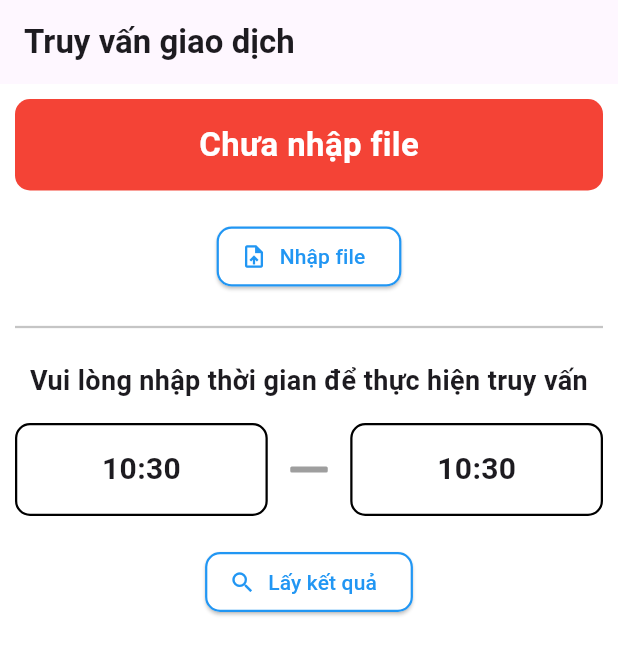
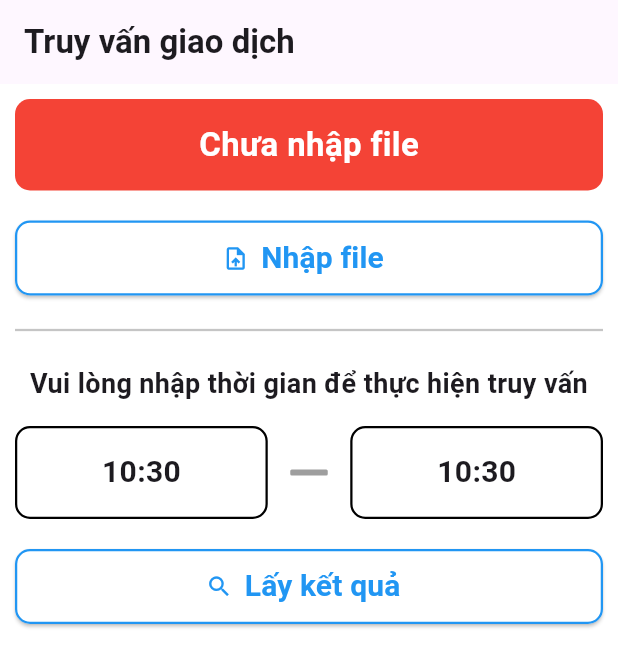
Before and after one commit to QuocManh2002/SHUB_Test, a Flutter app: the screen it shows after launch, on a phone screen of 412 x 824 dp. Shown: the top 667 px of the screen. Run offline on Flutter 3.47's test engine with Material 3 defaults, Android fonts, the phone set to English and light mode, and no system bars; our stand-ins replace awesome_dialog, bloc, equatable, file_picker, flutter_bloc, flutter_localization and 1 more; missing offline and left inert: excel, omni_datetime_picker.

Commit message:
update button task1

```diff
--- a/Task1/shub_test_task1/lib/ui/screen/main_screen.dart
+++ b/Task1/shub_test_task1/lib/ui/screen/main_screen.dart
@@ -67,7 +67,7 @@ class _MainScreenState extends State<MainScreen> {
                     icon: const Icon(Icons.upload_file),
                     label: BlocBuilder<MainBloc, MainState>(
                       builder: (context, state) => Text(
-                          state.file == null ? "Nhập file" : "Nhập lại file"),
+                          state.file == null ? "Nhập file" : "Nhập lại file", style: const TextStyle(fontSize: 20, fontWeight: FontWeight.w700),),
                     )),
                 const SizedBox(
                   height: 15,
@@ -201,7 +201,7 @@ class _MainScreenState extends State<MainScreen> {
                         },
                         style: elevatedButtonStyle,
                         icon: const Icon(Icons.search),
-                        label: const Text("Lấy kết quả"));
+                        label: const Text("Lấy kết quả", style: TextStyle(fontSize: 20, fontWeight: FontWeight.w700),));
                   },
                 ),
                 const SizedBox(
--- a/Task1/shub_test_task1/lib/ui/widget/elevated_button_style.dart
+++ b/Task1/shub_test_task1/lib/ui/widget/elevated_button_style.dart
@@ -3,6 +3,7 @@ import 'package:flutter/material.dart';
 final elevatedButtonStyle = ElevatedButton.styleFrom(
     backgroundColor: Colors.white,
     foregroundColor: Colors.blue,
+    fixedSize: const Size(double.maxFinite, 50),
     shape: const RoundedRectangleBorder(
         side: BorderSide(color: Colors.blue, width: 1.5),
         borderRadius: BorderRadius.all(Radius.circular(10))));
```
